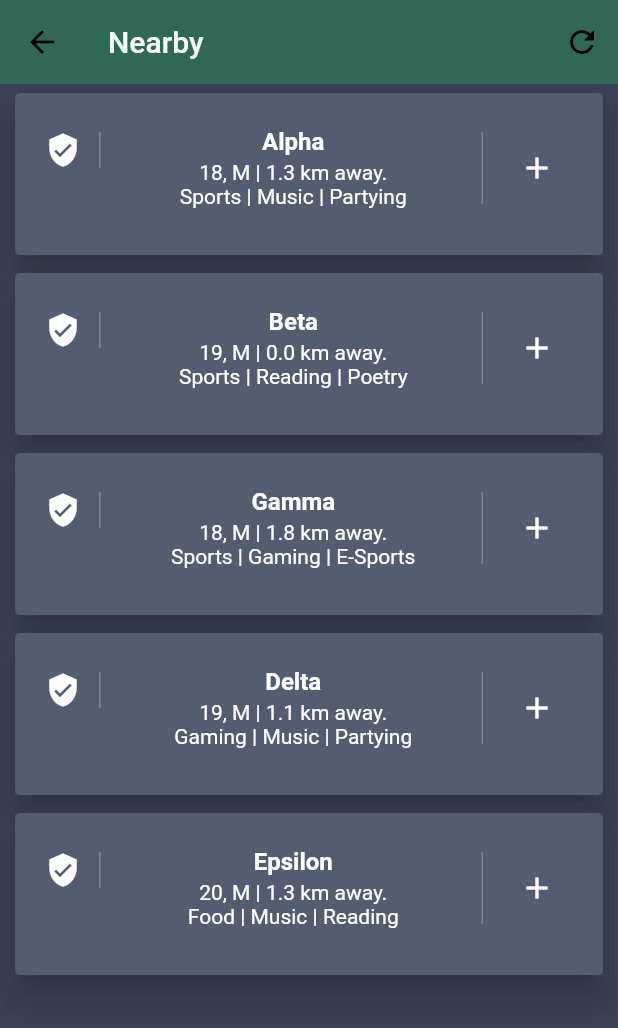
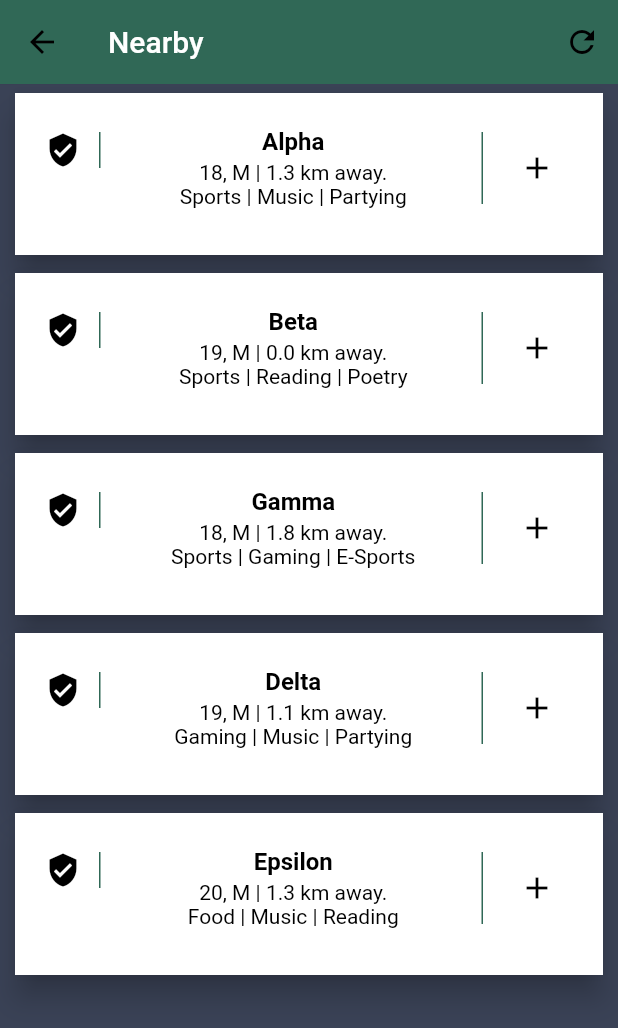
Before and after one commit to rdale240/SpotBuddy, a Flutter app: the ListPage screen opened directly, after a tap on the "add" icon, on a phone screen of 412 x 824 dp. Shown: the top 1028 px of the screen. Run offline on Flutter 3.47's test engine with Material 2 defaults, Android fonts, the phone set to English and light mode, and no system bars; our stand-ins replace flutter_dotenv, flutter_svg, google_maps_flutter, random_string, smooth_star_rating; missing offline and left inert: flutter_google_places, geo_location_finder, geocoder, google_maps_webservice; network calls fail.

```diff
--- a/lib/friendfinder.dart
+++ b/lib/friendfinder.dart
@@ -3,6 +3,10 @@ import 'dart:math';
 import 'package:geocoder/geocoder.dart';
 import 'package:vector_math/vector_math.dart' hide Colors;
 import './homepage.dart';
+import 'package:flutter/services.dart';
+import 'package:google_maps_flutter/google_maps_flutter.dart';
+import 'package:geo_location_finder/geo_location_finder.dart';
+import 'package:flutter_dotenv/flutter_dotenv.dart';
 
 
 
@@ -21,27 +25,15 @@ class User{
   final double lon;
 }
 
-double distCalc(double OUlat, double OUlon){
-//Set User's location as UMiami
-      double CUlat = 25.719168;
-      double CUlon =  -80.277122;
-      const Rkm = 6373;
-      const Rmi = 3961;
-      double dlat = OUlat - CUlat;
-      double rdlat = radians(dlat);
-      double dlon = OUlon - CUlon;
-      double rdlon = radians(dlon);
-      //double a = (pow((sin(dlat/2)),2) + cos(CUlat) * cos(OUlat) * (pow((sin(dlon/2)),2)));
-      double a = (sin(rdlat/2) * sin(rdlat/2)) + cos(radians(CUlat)) * cos(radians(OUlat)) * (sin(rdlon/2) * sin(rdlon/2));
-      double c = 2 * atan2(sqrt(a), sqrt(1-a));
-      double d = Rkm * c;
-      return d;
-}
+
+
+
 
 class ListPage extends StatefulWidget {
   ListPage({Key key, this.title}) : super(key: key);
 
   final String title;
+
 
   @override
   _ListPageState createState() => _ListPageState();
@@ -50,13 +42,73 @@ class ListPage extends StatefulWidget {
 
 class _ListPageState extends State<ListPage> {
   List users;
+  double _CUlat = 25.719168;
+  double _CUlon =  -80.277122;
+
   @override
   void initState(){
+    _getLocation();
     users = getUsers();
     super.initState();
   }
 
+  double distCalc(double OUlat, double OUlon){
+//Set User's location as UMiami
+      print("Latitude calc: " + _CUlat.toString());
+      print("Longitude calc: " + _CUlon.toString());
+      const Rkm = 6373;
+      const Rmi = 3961;
+      double dlat = OUlat - _CUlat;
+      double rdlat = radians(dlat);
+      double dlon = OUlon - _CUlon;
+      double rdlon = radians(dlon);
+      //double a = (pow((sin(dlat/2)),2) + cos(CUlat) * cos(OUlat) * (pow((sin(dlon/2)),2)));
+      double a = (sin(rdlat/2) * sin(rdlat/2)) + cos(radians(_CUlat)) * cos(radians(OUlat)) * (sin(rdlon/2) * sin(rdlon/2));
+      double c = 2 * atan2(sqrt(a), sqrt(1-a));
+      double d = Rkm * c;
+      return d;
+}
+
+  Future<void> _getLocation() async {
+    Map<dynamic, dynamic> locationMap;
+
+    String result;
+
+    var _lat;
+    var _lng;
+
+    try {
+      locationMap = await GeoLocation.getLocation;
+      var status = locationMap["status"];
+      if ((status is String && status == "true") ||
+          (status is bool) && status) {
+        _lat = locationMap["latitude"];
+        _lng = locationMap["longitude"];
+
+        if (_lat is String) {
+          result = "Location: ($_lat, $_lng)";
+          _CUlat=double.parse(_lat);
+          _CUlon=double.parse(_lng);
+          print(result);
+        } else {
+          // lat and lng are not string, you need to check the data type and use accordingly.
+          // it might possible that else will be called in Android as we are getting double from it.
+          result = "Location: ($_lat, $_lng)";
+          print(result);
+        }
+      } else {
+        result = locationMap["message"];
+        print(result);
+      }
+    } on PlatformException {
+      result = 'Failed to get location';
+      print(result);
+    }
+}
+
   Widget build(BuildContext context){
+    var SBGreen = DotEnv().env['SBGREEN'].toString();
+
  final topAppBar = AppBar(
         elevation: 0.1,
         backgroundColor: Color(0xFF306856),
@@ -76,22 +128,22 @@ class _ListPageState extends State<ListPage> {
         padding: EdgeInsets.only(right:12.0),
         decoration: new BoxDecoration(
           border: new Border(
-            right: new BorderSide(width: 1.0, color: Colors.white24))),
-        child: Icon(Icons.verified_user, color: Colors.white),
+            right: new BorderSide(width: 1.0, color: Color(0xFF306856)))),
+        child: Icon(Icons.verified_user, color: Colors.black),
       ),
       title: Text(
         user.name, textAlign: TextAlign.center,
-        style: TextStyle(color: Colors.white, fontWeight:FontWeight.bold),
+        style: TextStyle(color: Colors.black, fontWeight:FontWeight.bold),
       ),
 
       subtitle: Column(
                 children: <Widget>[
           Text(user.age.toString() + ", " + user.gender + " | " + distCalc(user.lat, user.lon).toStringAsFixed(1) + " km away.",
           textAlign: TextAlign.center,
-          style: TextStyle(color: Colors.white)),
+          style: TextStyle(color: Colors.black)),
           Text(user.interest1 + " | " + user.interest2 + " | " + user.interest3,
                   textAlign: TextAlign.center,
-                  style: TextStyle(color: Colors.white)),
+                  style: TextStyle(color: Colors.black)),
                 ],
         ),
 
@@ -100,9 +152,9 @@ class _ListPageState extends State<ListPage> {
         padding: EdgeInsets.only(left:12.0),
         decoration: new BoxDecoration(
           border: new Border(
-            left: new BorderSide(width: 1.0, color: Colors.white24))),
+            left: new BorderSide(width: 1.0, color: Color(0xFF306856)))),
         child: IconButton(
-          icon: Icon(Icons.add, color: Colors.white),
+          icon: Icon(Icons.add, color: Colors.black),
         onPressed: () {
         },),
       ),
@@ -112,7 +164,7 @@ class _ListPageState extends State<ListPage> {
       elevation: 8.0,
       margin: new EdgeInsets.symmetric(horizontal: 10.0, vertical: 6.0),
       child: Container(
-        decoration:BoxDecoration(color: Color.fromRGBO(64, 75, 96, .9)),
+        decoration:BoxDecoration(color: Color.fromRGBO(255, 255, 255, 1)),
         child: makeListTile(user),
       ),
     );
--- a/pubspec.yaml
+++ b/pubspec.yaml
@@ -24,6 +24,8 @@ dependencies:
   smooth_star_rating: 1.0.1
   vector_math: any
   geocoder: '^0.1.2'
+  flutter_google_places: '0.2.1'
+  google_maps_webservice: ^0.0.12
 
   # The following adds the Cupertino Icons font to your application.
   # Use with the CupertinoIcons class for iOS style icons.
```
Also changed, not shown: lib/createEvent.dart (added, +74 -0 lines), lib/homepage.dart (+18 -1 lines).
